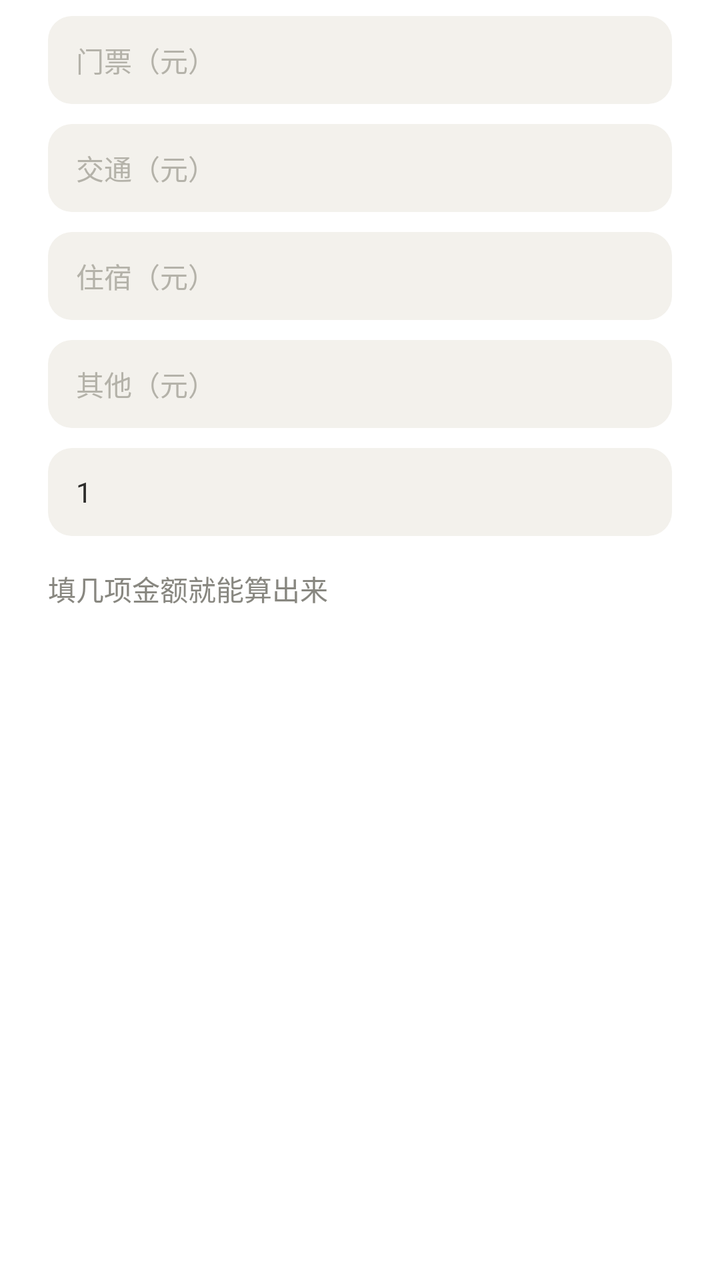
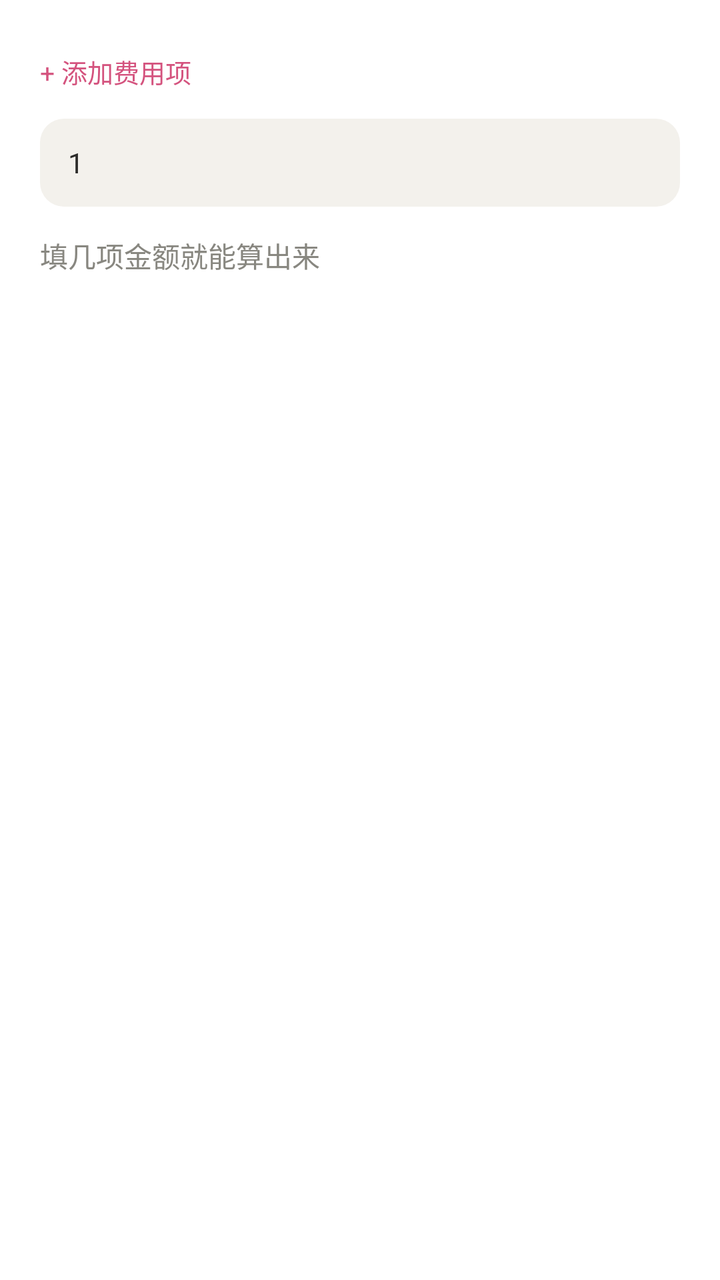

Before-and-after screenshots of an Android layout around one commit, followed by the original layout XML and the change that was made.
<!-- AndroidManifest.xml: application theme AppTheme -->
<!-- res/layout/dialog_budget.xml -->
<?xml version="1.0" encoding="utf-8"?>
<ScrollView xmlns:android="http://schemas.android.com/apk/res/android"
    android:layout_width="match_parent"
    android:layout_height="wrap_content">

    <LinearLayout
        android:layout_width="match_parent"
        android:layout_height="wrap_content"
        android:orientation="vertical"
        android:paddingStart="24dp"
        android:paddingTop="8dp"
        android:paddingEnd="24dp"
        android:paddingBottom="4dp">

        <EditText
            android:id="@+id/budgetTicket"
            android:layout_width="match_parent"
            android:layout_height="44dp"
            android:background="@drawable/bg_search"
            android:hint="@string/budget_ticket"
            android:inputType="numberDecimal"
            android:paddingStart="14dp"
            android:paddingEnd="14dp"
            android:singleLine="true"
            android:textColor="@color/text_primary"
            android:textColorHint="@color/text_tertiary"
            android:textSize="14sp" />

        <EditText
            android:id="@+id/budgetTravel"
            android:layout_width="match_parent"
            android:layout_height="44dp"
            android:layout_marginTop="10dp"
            android:background="@drawable/bg_search"
            android:hint="@string/budget_travel"
            android:inputType="numberDecimal"
            android:paddingStart="14dp"
            android:paddingEnd="14dp"
            android:singleLine="true"
            android:textColor="@color/text_primary"
            android:textColorHint="@color/text_tertiary"
            android:textSize="14sp" />

        <EditText
            android:id="@+id/budgetHotel"
            android:layout_width="match_parent"
            android:layout_height="44dp"
            android:layout_marginTop="10dp"
            android:background="@drawable/bg_search"
            android:hint="@string/budget_hotel"
            android:inputType="numberDecimal"
            android:paddingStart="14dp"
            android:paddingEnd="14dp"
            android:singleLine="true"
            android:textColor="@color/text_primary"
            android:textColorHint="@color/text_tertiary"
            android:textSize="14sp" />

        <EditText
            android:id="@+id/budgetOther"
            android:layout_width="match_parent"
            android:layout_height="44dp"
            android:layout_marginTop="10dp"
            android:background="@drawable/bg_search"
            android:hint="@string/budget_other"
            android:inputType="numberDecimal"
            android:paddingStart="14dp"
            android:paddingEnd="14dp"
            android:singleLine="true"
            android:textColor="@color/text_primary"
            android:textColorHint="@color/text_tertiary"
            android:textSize="14sp" />

        <EditText
            android:id="@+id/budgetPeople"
            android:layout_width="match_parent"
            android:layout_height="44dp"
            android:layout_marginTop="10dp"
            android:background="@drawable/bg_search"
            android:hint="@string/budget_people"
            android:inputType="number"
            android:paddingStart="14dp"
            android:paddingEnd="14dp"
            android:singleLine="true"
            android:text="1"
            android:textColor="@color/text_primary"
            android:textColorHint="@color/text_tertiary"
            android:textSize="14sp" />

        <TextView
            android:id="@+id/budgetResult"
            android:layout_width="match_parent"
            android:layout_height="wrap_content"
            android:layout_marginTop="16dp"
            android:text="@string/budget_result_empty"
            android:textColor="@color/text_secondary"
            android:textSize="14sp" />

    </LinearLayout>
</ScrollView>
<!-- resources referenced by this layout -->
<resources>
  <color name="text_primary">#2C2C2A</color>
  <color name="text_secondary">#888780</color>
  <color name="text_tertiary">#B4B2A9</color>
  <!-- drawable bg_search (drawable) -->
  <?xml version="1.0" encoding="utf-8"?>
  <shape xmlns:android="http://schemas.android.com/apk/res/android"
      android:shape="rectangle">
      <corners android:radius="12dp" />
      <solid android:color="@color/chip_bg" />
  </shape>
  <string name="budget_hotel">住宿（元）</string>
  <string name="budget_other">其他（元）</string>
  <string name="budget_people">人数</string>
  <string name="budget_result_empty">填几项金额就能算出来</string>
  <string name="budget_ticket">门票（元）</string>
  <string name="budget_travel">交通（元）</string>
  <style name="AppTheme" parent="@android:style/Theme.DeviceDefault.Light.NoActionBar">
          <item name="android:windowBackground">@color/page_bg</item>
          <item name="android:statusBarColor">@color/tabbar_bg</item>
          <item name="android:navigationBarColor">@color/tabbar_bg</item>
          <item name="android:windowLightStatusBar">true</item>
          
          <item name="android:alertDialogTheme">@style/AppDialogTheme</item>
      </style>
  <color name="chip_bg">#F3F1EC</color>
  <color name="page_bg">#FFFFFFFF</color>
  <color name="tabbar_bg">#FFFFFFFF</color>
  <style name="AppDialogTheme" parent="@android:style/Theme.DeviceDefault.Light.Dialog.Alert">
          <item name="android:colorBackgroundFloating">@color/page_bg</item>
          <item name="android:colorBackground">@color/page_bg</item>
      </style>
</resources>

<!-- the commit's change to res/layout/dialog_budget.xml (unified diff, before → after) -->
@@ -7,75 +7,34 @@
         android:layout_width="match_parent"
         android:layout_height="wrap_content"
         android:orientation="vertical"
-        android:paddingStart="24dp"
+        android:paddingStart="20dp"
         android:paddingTop="8dp"
-        android:paddingEnd="24dp"
+        android:paddingEnd="20dp"
         android:paddingBottom="4dp">
 
-        <EditText
-            android:id="@+id/budgetTicket"
+        <LinearLayout
+            android:id="@+id/budgetRows"
             android:layout_width="match_parent"
-            android:layout_height="44dp"
-            android:background="@drawable/bg_search"
-            android:hint="@string/budget_ticket"
-            android:inputType="numberDecimal"
-            android:paddingStart="14dp"
-            android:paddingEnd="14dp"
-            android:singleLine="true"
-            android:textColor="@color/text_primary"
-            android:textColorHint="@color/text_tertiary"
-            android:textSize="14sp" />
+            android:layout_height="wrap_content"
+            android:orientation="vertical" />
 
-        <EditText
-            android:id="@+id/budgetTravel"
+        <TextView
+            android:id="@+id/budgetAddRow"
             android:layout_width="match_parent"
-            android:layout_height="44dp"
+            android:layout_height="wrap_content"
             android:layout_marginTop="10dp"
-            android:background="@drawable/bg_search"
-            android:hint="@string/budget_travel"
-            android:inputType="numberDecimal"
-            android:paddingStart="14dp"
-            android:paddingEnd="14dp"
-            android:singleLine="true"
-            android:textColor="@color/text_primary"
-            android:textColorHint="@color/text_tertiary"
-            android:textSize="14sp" />
-
-        <EditText
-            android:id="@+id/budgetHotel"
-            android:layout_width="match_parent"
-            android:layout_height="44dp"
-            android:layout_marginTop="10dp"
-            android:background="@drawable/bg_search"
-            android:hint="@string/budget_hotel"
-            android:inputType="numberDecimal"
-            android:paddingStart="14dp"
-            android:paddingEnd="14dp"
-            android:singleLine="true"
-            android:textColor="@color/text_primary"
-            android:textColorHint="@color/text_tertiary"
-            android:textSize="14sp" />
-
-        <EditText
-            android:id="@+id/budgetOther"
-            android:layout_width="match_parent"
-            android:layout_height="44dp"
-            android:layout_marginTop="10dp"
-            android:background="@drawable/bg_search"
-            android:hint="@string/budget_other"
-            android:inputType="numberDecimal"
-            android:paddingStart="14dp"
-            android:paddingEnd="14dp"
-            android:singleLine="true"
-            android:textColor="@color/text_primary"
-            android:textColorHint="@color/text_tertiary"
-            android:textSize="14sp" />
+            android:background="?android:attr/selectableItemBackground"
+            android:paddingTop="8dp"
+            android:paddingBottom="8dp"
+            android:text="@string/budget_add_row"
+            android:textColor="@color/accent"
+            android:textSize="13sp" />
 
         <EditText
             android:id="@+id/budgetPeople"
             android:layout_width="match_parent"
             android:layout_height="44dp"
-            android:layout_marginTop="10dp"
+            android:layout_marginTop="6dp"
             android:background="@drawable/bg_search"
             android:hint="@string/budget_people"
             android:inputType="number"
@@ -91,7 +50,7 @@
             android:id="@+id/budgetResult"
             android:layout_width="match_parent"
             android:layout_height="wrap_content"
-            android:layout_marginTop="16dp"
+            android:layout_marginTop="14dp"
             android:text="@string/budget_result_empty"
             android:textColor="@color/text_secondary"
             android:textSize="14sp" />
<!-- resource entries referenced after the edit -->
@@ -1,5 +1,6 @@
 <!-- resources referenced by this layout -->
 <resources>
+  <color name="accent">#D4537E</color>
   <color name="text_primary">#2C2C2A</color>
   <color name="text_secondary">#888780</color>
   <color name="text_tertiary">#B4B2A9</color>
@@ -10,12 +11,9 @@
       <corners android:radius="12dp" />
       <solid android:color="@color/chip_bg" />
   </shape>
-  <string name="budget_hotel">住宿（元）</string>
-  <string name="budget_other">其他（元）</string>
+  <string name="budget_add_row">+ 添加费用项</string>
   <string name="budget_people">人数</string>
   <string name="budget_result_empty">填几项金额就能算出来</string>
-  <string name="budget_ticket">门票（元）</string>
-  <string name="budget_travel">交通（元）</string>
   <style name="AppTheme" parent="@android:style/Theme.DeviceDefault.Light.NoActionBar">
           <item name="android:windowBackground">@color/page_bg</item>
           <item name="android:statusBarColor">@color/tabbar_bg</item>
